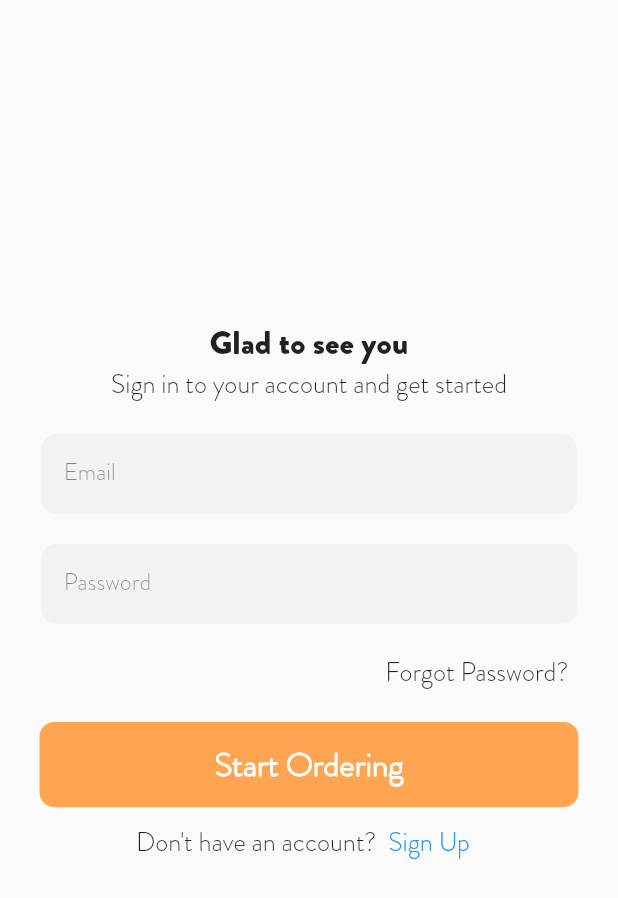
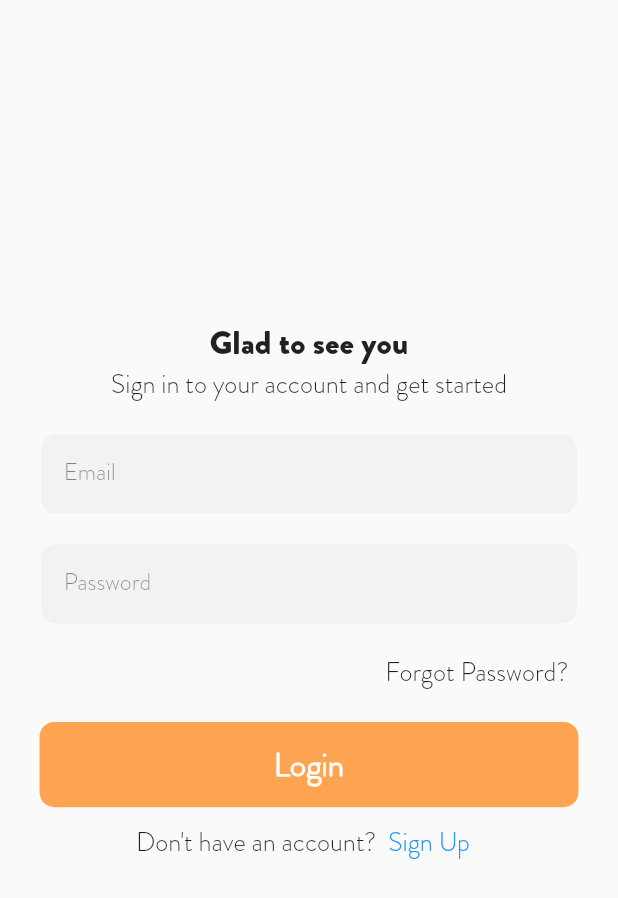
Before and after one commit to ShafiaNaseer/E-commerce-fruit-app, a Flutter app: the HomePage screen opened directly, after a tap on the "drag handle" icon, after a tap on "Logout", on a phone screen of 412 x 824 dp. Shown: the top 898 px of the screen. Run offline on Flutter 3.47's test engine with Material 2 defaults, Android fonts, the phone set to English and light mode, and no system bars; our stand-ins replace badges, cloud_firestore, dropdown_textfield, firebase_auth, firebase_core, firebase_storage and 6 more; accounts and stored records are empty; network calls fail.

Commit message:
E-commerce app

```diff
--- a/lib/screens/authentication/screens/login.dart
+++ b/lib/screens/authentication/screens/login.dart
@@ -84,7 +84,7 @@ class _LogInState extends State<LogIn> {
                         context, emailController.text, passwordController.text);
                   }
                 },
-                child: ButtonContainer("Start Ordering")),
+                child: ButtonContainer("Login")),
           ],)),
 
             Container(
--- a/lib/widgets/drawer.dart
+++ b/lib/widgets/drawer.dart
@@ -41,14 +41,14 @@ ProfileController controller = Get.put(ProfileController());
             leading: Icon(Icons.person_rounded), title: Text("Profile"),
             onTap: () {
               Get.to(Profile_Screen());
-              Get.back();
+           //   Get.back();
             },
           ),
           ListTile(
             leading: Icon(Icons.add_moderator_sharp), title: Text("Add Product"),
             onTap: () {
               Get.to(UploadData());
-              Get.back();
+            //  Get.back();
             },
           ),
           ListTile(
```
Also changed, not shown: lib/main.dart (+1 -7 lines), lib/screens/splash_onbording/screens/splash_screen.dart (+5 -7 lines).
